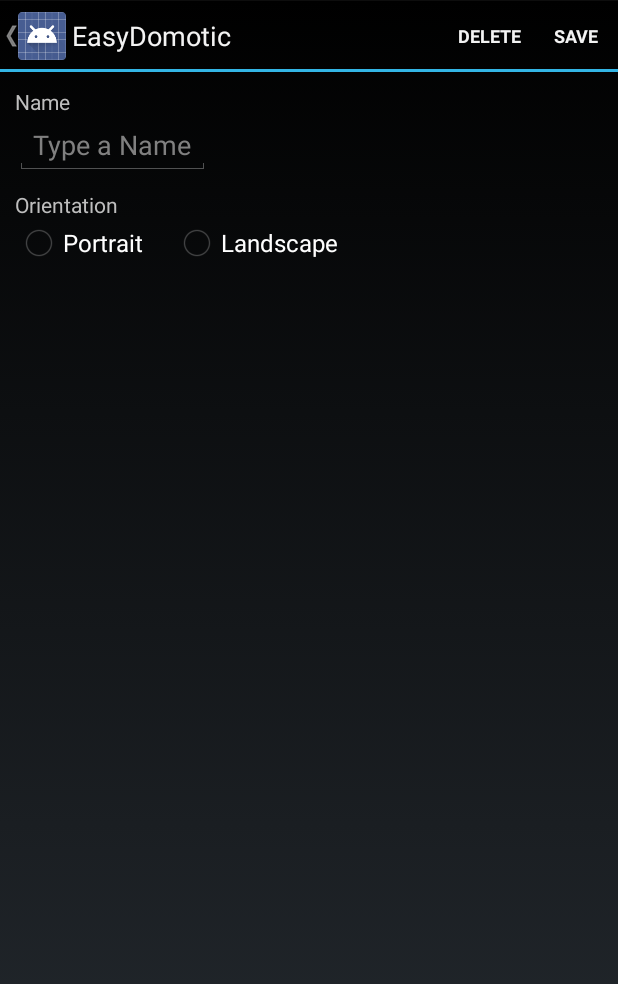
After one commit to rpretolesi/EasyDomotic, an Android app: the LightSwitchPropActivity screen opened directly, with no data from a screen before it, on a phone screen of 412 x 824 dp. The commit adds this screen. Shown: the top 984 px of the screen. Run offline under Robolectric (Android 15) with nearby library versions, the light colour scheme and no system bars; pictures from the network do not load; 2 statements that could not run were skipped.

Commit message:
27_03_2015_4

```diff
--- a/app/build.gradle
+++ b/app/build.gradle
@@ -6,7 +6,7 @@ android {
 
     defaultConfig {
         applicationId "com.pretolesi.easydomotic"
-        minSdkVersion 19
+        minSdkVersion 17
         targetSdkVersion 21
         versionCode 1
         versionName "1.0"
--- a/app/src/main/AndroidManifest.xml
+++ b/app/src/main/AndroidManifest.xml
@@ -25,9 +25,10 @@
             android:label="@string/app_name" >
         </activity>
         <activity
+            android:parentActivityName = "com.pretolesi.easydomotic.SettingsActivity"
             android:configChanges="keyboardHidden|orientation|screenSize"
             android:theme="@style/android:Theme.Holo"
-            android:name="com.pretolesi.easydomotic.LightSwitch.LightSwitchPropertyActivity"
+            android:name=".LightSwitch.LightSwitchPropActivity"
             android:label="@string/app_name" >
         </activity>
 
--- a/app/src/main/java/com/pretolesi/easydomotic/LightSwitch/LightSwitch.java
+++ b/app/src/main/java/com/pretolesi/easydomotic/LightSwitch/LightSwitch.java
@@ -9,7 +9,6 @@ import android.widget.RelativeLayout;
 import android.widget.Switch;
 
 import com.pretolesi.easydomotic.BaseFragment;
-import com.pretolesi.easydomotic.SettingsActivity;
 
 /**
  * Created by RPRETOLESI on 17/03/2015.
@@ -198,7 +197,7 @@ public class LightSwitch extends Switch implements
             m_lsd.setSelected(true);
             this.setChecked(true);
 
-            Intent intent = LightSwitchPropertyActivity.makeLightSwitchPropertyActivity(this.getContext());
+            Intent intent = LightSwitchPropActivity.makeLightSwitchPropertyActivity(this.getContext());
             this.getContext().startActivity(intent);
 
         }
--- /dev/null
+++ b/app/src/main/java/com/pretolesi/easydomotic/LightSwitch/LightSwitchPropActivity.java
@@ -0,0 +1,191 @@
+package com.pretolesi.easydomotic.LightSwitch;
+
+import android.app.ActionBar;
+import android.app.Activity;
+import android.app.LoaderManager;
+import android.content.Context;
+import android.content.CursorLoader;
+import android.content.Intent;
+import android.content.Loader;
+import android.database.Cursor;
+import android.os.Bundle;
+import android.util.Log;
+import android.view.Menu;
+import android.view.MenuItem;
+import android.widget.EditText;
+import android.widget.RadioButton;
+import android.widget.Toast;
+
+import com.pretolesi.SQL.SQLContract;
+import com.pretolesi.easydomotic.R;
+
+/**
+ *
+ */
+public class LightSwitchPropActivity extends Activity  implements
+        LoaderManager.LoaderCallbacks<Cursor> {
+    private static final String TAG = "LightSwitchPropActivity";
+
+    public static final String ROOM_TAG = "Room_TAG";
+    public static final String LIGHT_SWITCH_TAG = "Light_Switch_TAG";
+
+    private CharSequence mTitle;
+
+    private EditText m_id_et_light_switch_name;
+    private RadioButton m_id_rb_portrait;
+    private RadioButton m_id_rb_landscape;
+    private LightSwitchData m_lsd;
+
+    @Override
+    protected void onCreate(Bundle savedInstanceState) {
+        super.onCreate(savedInstanceState);
+        setContentView(R.layout.light_switch_property_activity);
+
+        m_id_et_light_switch_name = (EditText)findViewById(R.id.id_et_light_switch_name);
+        m_id_rb_portrait = (RadioButton)findViewById(R.id.id_rb_portrait);
+        m_id_rb_landscape = (RadioButton)findViewById(R.id.id_rb_landscape);
+
+        mTitle = getTitle();
+        restoreActionBar();
+
+        // Prepare the loader.  Either re-connect with an existing one,
+        // or start a new one.
+        boolean bNewLightSwitch = true;
+        finire qui...
+        Intent intent = getIntent();
+        if(intent != null)
+        {
+            String strRoomTAG = intent.getStringExtra(ROOM_TAG);
+            String strLightSwitchTAG = intent.getStringExtra(LIGHT_SWITCH_TAG);
+            if(!strRoomTAG.equals("")){
+                bNewLightSwitch = false;
+                getLoaderManager().initLoader(0, null, this);
+            }
+            if(!strRoomTAG.equals("") && !strLightSwitchTAG.equals("")){
+                bNewLightSwitch = false;
+                getLoaderManager().initLoader(0, null, this);
+            }
+        } else {
+            Toast.makeText(this, R.string.text_toast_room_name_not_valid, Toast.LENGTH_LONG).show();
+            finish();
+        }
+        if(bNewLightSwitch){
+            LightSwitchData lsd = new LightSwitchData(false, false, -1, "", "", 30, 30, 0, false);
+        }
+    }
+
+    public void restoreActionBar() {
+        ActionBar actionBar = getActionBar();
+        if(actionBar != null) {
+            actionBar.setDisplayHomeAsUpEnabled(true);
+            actionBar.setTitle(mTitle);
+        }
+    }
+
+    @Override
+    public boolean onCreateOptionsMenu(Menu menu) {
+
+//        if (!mNavigationDrawerFragment.isDrawerOpen()) {
+            // Only show items in the action bar relevant to this screen
+            // if the drawer is not showing. Otherwise, let the drawer
+            // decide what to show in the action bar.
+            getMenuInflater().inflate(R.menu.menu_light_switch_property_activity, menu);
+//            restoreActionBar();
+
+//        }
+
+        return super.onCreateOptionsMenu(menu);
+    }
+
+    @Override
+    public boolean onOptionsItemSelected(MenuItem item) {
+/*
+        switch (item.getItemId()) {
+
+                // Respond to the action bar's Up/Home button
+            case android.R.id.home:
+                NavUtils.navigateUpFromSameTask(this);
+                return true;
+        }
+*/
+        return super.onOptionsItemSelected(item);
+    }
+
+    @Override
+    public Loader<Cursor> onCreateLoader(int id, Bundle args) {
+        Log.d(TAG, this.toString() + ": " + "onCreateLoader()");
+        return new CursorLoader(this){
+            @Override
+            public Cursor loadInBackground() {
+                return SQLContract.RoomEntry.load(getContext());
+            }
+        };
+    }
+
+    @Override
+    public void onLoadFinished(Loader<Cursor> loader, Cursor cursor) {
+
+        // The list should now be shown.
+        m_lsd = getLightSwitchData(loader, cursor);
+        updateLightSwitch(m_lsd);
+
+        Log.d(TAG, this.toString() + ": " + "onLoadFinished()");
+    }
+
+    @Override
+    public void onLoaderReset(Loader<Cursor> loader) {
+        Log.d(TAG, this.toString() + ": " + "onLoaderReset()");
+    }
+
+    private LightSwitchData getLightSwitchData(Loader<Cursor> loader, Cursor cursor){
+        LightSwitchData lsd = null;
+        if(loader.getId() == 0) {
+            if (cursor != null) {
+                lsd = new LightSwitchData(
+                        true,
+                        false,
+                        cursor.getLong(cursor.getColumnIndex(SQLContract.LightSwitchEntry._ID)),
+                        cursor.getString(cursor.getColumnIndex(SQLContract.LightSwitchEntry.COLUMN_NAME_ROOM_TAG)),
+                        cursor.getString(cursor.getColumnIndex(SQLContract.LightSwitchEntry.COLUMN_NAME_TAG)),
+                        Float.parseFloat(cursor.getString(cursor.getColumnIndex(SQLContract.LightSwitchEntry.COLUMN_NAME_X))),
+                        Float.parseFloat(cursor.getString(cursor.getColumnIndex(SQLContract.LightSwitchEntry.COLUMN_NAME_Y))),
+                        Float.parseFloat(cursor.getString(cursor.getColumnIndex(SQLContract.LightSwitchEntry.COLUMN_NAME_Z))),
+                        ((cursor.getInt(cursor.getColumnIndex(SQLContract.LightSwitchEntry.COLUMN_NAME_LANDSCAPE)) == 0) ? false : true));
+
+            }
+        }
+
+        return lsd;
+    }
+
+    private void updateLightSwitch(LightSwitchData lsd){
+        if(m_id_et_light_switch_name != null){
+            m_id_et_light_switch_name.setText(lsd.getTag());
+        }
+        if(lsd.getLandscape()){
+            if(m_id_rb_landscape != null){
+                m_id_rb_landscape.setChecked(true);
+            }
+            if(m_id_rb_portrait != null){
+                m_id_rb_portrait.setChecked(false);
+            }
+        } else {
+            if(m_id_rb_landscape != null){
+                m_id_rb_landscape.setChecked(false);
+            }
+            if(m_id_rb_portrait != null){
+                m_id_rb_portrait.setChecked(true);
+            }
+        }
+    }
+
+
+    public static Intent makeLightSwitchPropActivity(Context context, String strRoomTAG, String strLightSwitchTAG)
+    {
+        Intent intent = new Intent();
+        intent.setClass(context, LightSwitchPropActivity.class);
+        intent.putExtra(LightSwitchPropActivity.ROOM_TAG, strRoomTAG);
+        intent.putExtra(LightSwitchPropActivity.LIGHT_SWITCH_TAG, strLightSwitchTAG);
+        return intent;
+    }
+}
--- a/app/src/main/java/com/pretolesi/easydomotic/SettingsActivity.java
+++ b/app/src/main/java/com/pretolesi/easydomotic/SettingsActivity.java
@@ -83,7 +83,8 @@ public class SettingsActivity extends BaseActivity implements
 
         if(position == 1){
             // Costruisco il frame...
-            FragmentManager fragmentManager = getSupportFragmentManager();
+//            FragmentManager fragmentManager = getSupportFragmentManager();
+            android.app.FragmentManager fragmentManager = getFragmentManager();
             fragmentManager.beginTransaction()
                     .replace(R.id.container, RoomListFragment.newInstance(position + 1, position),getString(R.string.settings_title_section_open_room))
                     .commit();
--- a/app/src/main/res/layout/light_switch_property_activity.xml
+++ b/app/src/main/res/layout/light_switch_property_activity.xml
@@ -1,6 +1,58 @@
 <?xml version="1.0" encoding="utf-8"?>
 <RelativeLayout xmlns:android="http://schemas.android.com/apk/res/android"
-    android:orientation="vertical" android:layout_width="match_parent"
+    android:orientation="vertical"
+    android:layout_width="match_parent"
     android:layout_height="match_parent">
 
+    <TextView
+        android:id="@+id/id_tv_light_switch_name"
+        android:layout_width="wrap_content"
+        android:layout_height="wrap_content"
+        android:layout_alignParentStart="true"
+        android:layout_marginStart="10dp"
+        android:layout_alignParentTop="true"
+        android:layout_marginTop="10dp"
+        android:text="@string/text_tv_light_switch_name"/>
+
+    <EditText
+        android:id="@+id/id_et_light_switch_name"
+        android:layout_width="wrap_content"
+        android:layout_height="wrap_content"
+        android:layout_alignParentStart="true"
+        android:layout_marginStart="10dp"
+        android:layout_below="@id/id_tv_light_switch_name"
+        android:hint="@string/hint_et_light_switch_name" />
+
+    <TextView
+        android:id="@+id/id_tv_orientation"
+        android:layout_width="wrap_content"
+        android:layout_height="wrap_content"
+        android:layout_alignParentStart="true"
+        android:layout_marginStart="10dp"
+        android:layout_below="@id/id_et_light_switch_name"
+        android:layout_marginTop="10dp"
+        android:text="@string/text_tv_orientation"/>
+
+    <RadioGroup xmlns:android="http://schemas.android.com/apk/res/android"
+                android:layout_width="fill_parent"
+                android:layout_height="wrap_content"
+                android:layout_alignParentStart="true"
+                android:layout_marginStart="10dp"
+                android:layout_below="@id/id_tv_orientation"
+                android:orientation="horizontal">
+
+        <RadioButton
+            android:id="@+id/id_rb_portrait"
+            android:layout_width="wrap_content"
+            android:layout_height="wrap_content"
+            android:text="@string/text_rb_portrait" />
+
+        <RadioButton
+            android:id="@+id/id_rb_landscape"
+            android:layout_width="wrap_content"
+            android:layout_height="wrap_content"
+            android:layout_marginStart="20dp"
+            android:text="@string/text_rb_landscape" />
+
+    </RadioGroup>
 </RelativeLayout>
--- a/app/src/main/res/menu/menu_light_switch_property_activity.xml
+++ b/app/src/main/res/menu/menu_light_switch_property_activity.xml
@@ -1,15 +1,11 @@
 <?xml version="1.0" encoding="utf-8"?>
 <menu xmlns:android="http://schemas.android.com/apk/res/android"
-      xmlns:app="http://schemas.android.com/apk/res-auto"
       xmlns:tools="http://schemas.android.com/tools"
       tools:context=".LightSwitchPropertyActivity">
     <item android:id="@+id/id_item_menu_delete"
         android:title="@string/title_item_menu_delete"
-        app:showAsAction="withText|ifRoom"/>
-    <item android:id="@+id/id_item_menu_cancel"
-        android:title="@string/title_item_menu_cancel"
-        app:showAsAction="withText|ifRoom"/>
+        android:showAsAction="ifRoom|withText"/>
     <item android:id="@+id/id_item_menu_save"
         android:title="@string/title_item_menu_save"
-        app:showAsAction="withText|ifRoom"/>
+        android:showAsAction="ifRoom|withText"/>
 </menu>
--- a/app/src/main/res/values/strings.xml
+++ b/app/src/main/res/values/strings.xml
@@ -33,6 +33,15 @@
     <string name="text_orientation_vertical">Vertical</string>
 
     <!--
+    light_switch_prop_activity
+    -->
+    <string name="text_tv_light_switch_name">Name</string>
+    <string name="hint_et_light_switch_name">Type a Name</string>
+    <string name="text_tv_orientation">Orientation</string>
+    <string name="text_rb_portrait">Portrait</string>
+    <string name="text_rb_landscape">Landscape</string>
+
+    <!--
         YesNoDialogFragment
     -->
     <string name="text_btn_yes">Yes</string>
@@ -42,7 +51,6 @@
         Menu Title
     -->
     <string name="title_item_menu_delete">Delete</string>
-    <string name="title_item_menu_cancel">Cancel</string>
     <string name="title_item_menu_save">Save</string>
 
     <string name="title_section1">Section 1</string>
```
Also changed, not shown: app/src/main/java/com/pretolesi/SQL/SQLContract.java (+57 -0 lines), app/src/main/java/com/pretolesi/easydomotic/LightSwitch/LightSwitchPropertyActivity.java (deleted, +0 -79 lines), app/src/main/java/com/pretolesi/easydomotic/RoomListFragment.java (+6 -6 lines).
